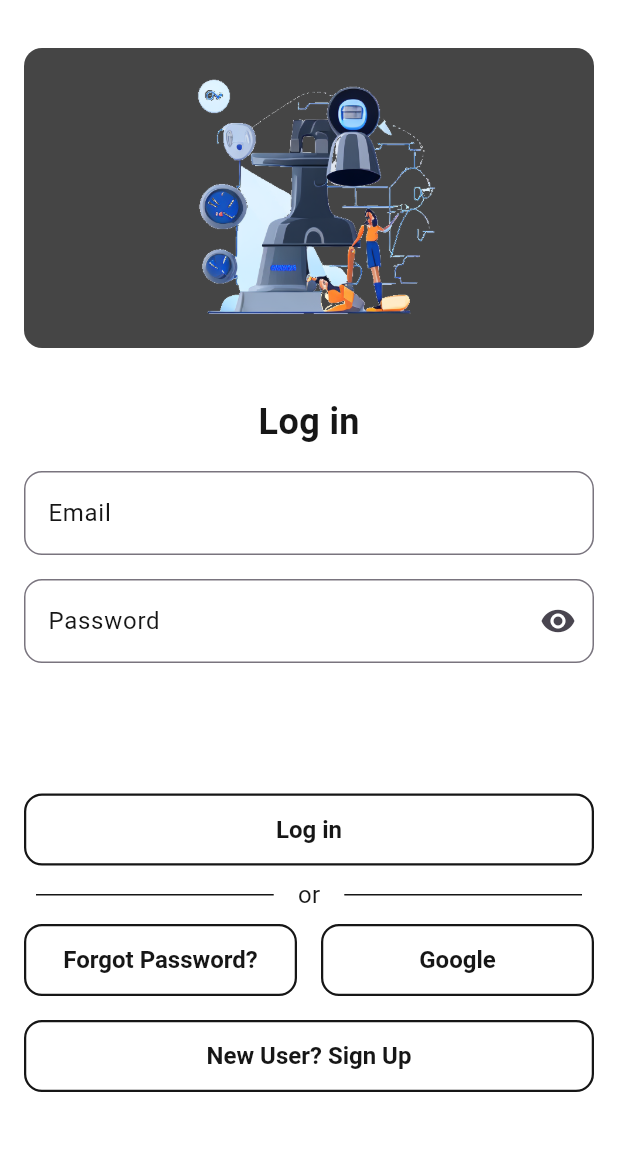
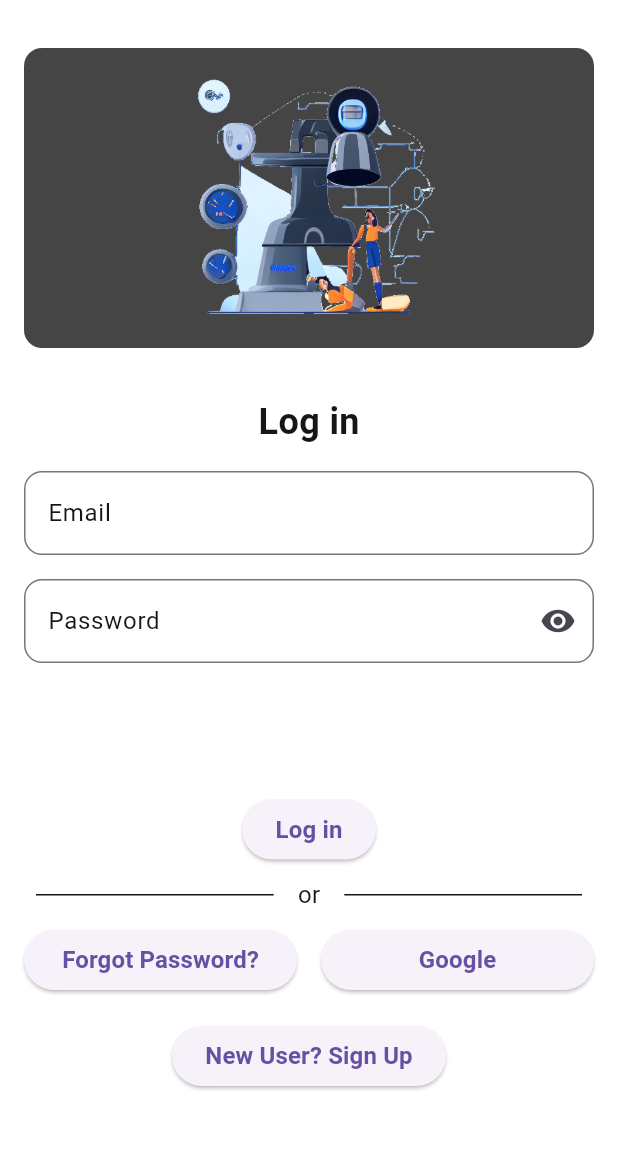
Before and after one commit to yunusemrekaplan/to_do_app, a Flutter app: the LoginScreen screen opened by its route, on a phone screen of 412 x 824 dp, the part 84-1235 px from its top. Run offline on Flutter 3.47's test engine with Material 3 defaults, Android fonts, the phone set to English and light mode, and no system bars; our stand-ins replace cloud_firestore, firebase_auth, firebase_core, flutter_secure_storage, get; accounts and stored records are empty; generated files the repository leaves out were written again; Roboto replaces fonts that are missing (Poppins).

Commit message:
Refactor login and register screens

```diff
--- a/lib/screens/login/login_controller.dart
+++ b/lib/screens/login/login_controller.dart
@@ -46,7 +46,7 @@ class LoginController extends GetxController {
 
   void handleLoginResult(AuthResult result) {
     if (result.code == '200') {
-      Get.offNamed(RouteNames.home);
+      Get.offNamed(RouteName.home.name);
     } else {
       showErrorSnackbar(result.errorMessage!);
     }
--- a/lib/screens/login/login_screen.dart
+++ b/lib/screens/login/login_screen.dart
@@ -91,13 +91,13 @@ class LoginScreen extends StatelessWidget {
                 CustomTextFormField(
                   controller: controller.emailController,
                   hintText: 'Email',
-                  validator: FormValidator.validateEmail,
+                  validator: CustomValidator().validateEmail,
                 ),
                 Obx(
                   () => CustomTextFormField(
                     controller: controller.passwordController,
                     hintText: 'Password',
-                    validator: FormValidator.validatePassword,
+                    validator: CustomValidator().validatePassword,
                     isObscureText: true,
                     toggleVisibility: controller.togglePasswordVisibility,
                     isVisible: controller.isPasswordVisible,
@@ -117,11 +117,11 @@ class LoginScreen extends StatelessWidget {
       children: [
         Obx(
           () => controller.isLoading
-              ? TextButton(
+              ? ElevatedButton(
                   onPressed: () {},
                   child: const CircularProgressIndicator(),
                 )
-              : _buildTextButton(
+              : _buildElevatedButton(
                   'Log in',
                   onPressed: controller.isLoading ? null : controller.submit,
                 ),
@@ -130,7 +130,7 @@ class LoginScreen extends StatelessWidget {
         Row(
           children: [
             Expanded(
-              child: _buildTextButton(
+              child: _buildElevatedButton(
                 'Forgot Password?',
                 onPressed: () {
                   if (controller.isLoading) return;
@@ -139,7 +139,7 @@ class LoginScreen extends StatelessWidget {
             ),
             const SizedBox(width: 16),
             Expanded(
-                child: _buildTextButton(
+                child: _buildElevatedButton(
               'Google',
               onPressed: () {
                 if (controller.isLoading) return;
@@ -148,19 +148,19 @@ class LoginScreen extends StatelessWidget {
           ],
         ),
         const SizedBox(height: 16),
-        _buildTextButton(
+        _buildElevatedButton(
           'New User? Sign Up',
           onPressed: () {
             if (controller.isLoading) return;
-            Get.offAllNamed(RouteNames.register);
+            Get.offAllNamed(RouteName.register.name);
           },
         ),
       ],
     );
   }
 
-  TextButton _buildTextButton(String text, {Function()? onPressed}) {
-    return TextButton(
+  ElevatedButton _buildElevatedButton(String text, {Function()? onPressed}) {
+    return ElevatedButton(
       onPressed: onPressed,
       child: Text(text),
     );
--- a/lib/screens/register/register_controller.dart
+++ b/lib/screens/register/register_controller.dart
@@ -58,7 +58,7 @@ class RegisterController extends GetxController {
 
   void handleRegistrationResult(AuthResult result) {
     if (result.code == '200') {
-      Get.offAllNamed(RouteNames.home);
+      Get.offAllNamed(RouteName.home.name);
     } else {
       showErrorSnackbar(result.errorMessage!);
     }
```
Also changed, not shown: lib/screens/register/register_screen.dart (+7 -7 lines), lib/screens/splash_screen.dart (+4 -4 lines).
